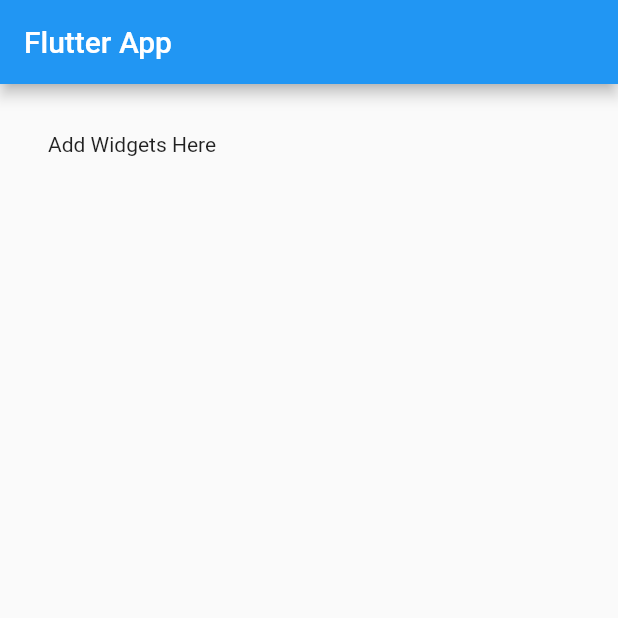
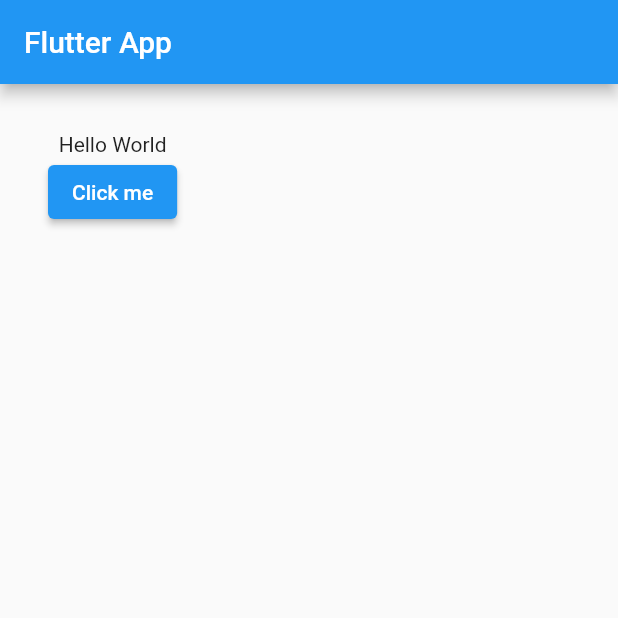
Before and after one commit to wasimiqbal1/Flutter, a Flutter app: the screen it shows after launch, on a phone screen of 412 x 824 dp, the top half of it. Run offline on Flutter 3.47's test engine with Material 2 defaults, Android fonts, the light colour scheme and no system bars.

Commit message:
ElevatedButton

```diff
--- a/flutter_udemy/lib/main.dart
+++ b/flutter_udemy/lib/main.dart
@@ -12,6 +12,15 @@
 }
 
 class _State extends State<MyApp> {
+
+  String _value = "Hello World";
+
+  void _onPressed(){
+    setState(() {
+      _value = "My name is Wasim";
+    });
+  }
+
   @override
   Widget build(BuildContext context) {
     return new Scaffold(
@@ -22,7 +31,8 @@
         padding: new EdgeInsets.all(32.0),
         child: new Column(
           children: <Widget>[
-            new Text('Add Widgets Here')
+            new Text(_value),
+            new ElevatedButton (onPressed: _onPressed, child: new Text("Click me"),)
           ],
         ),
       ),
```
